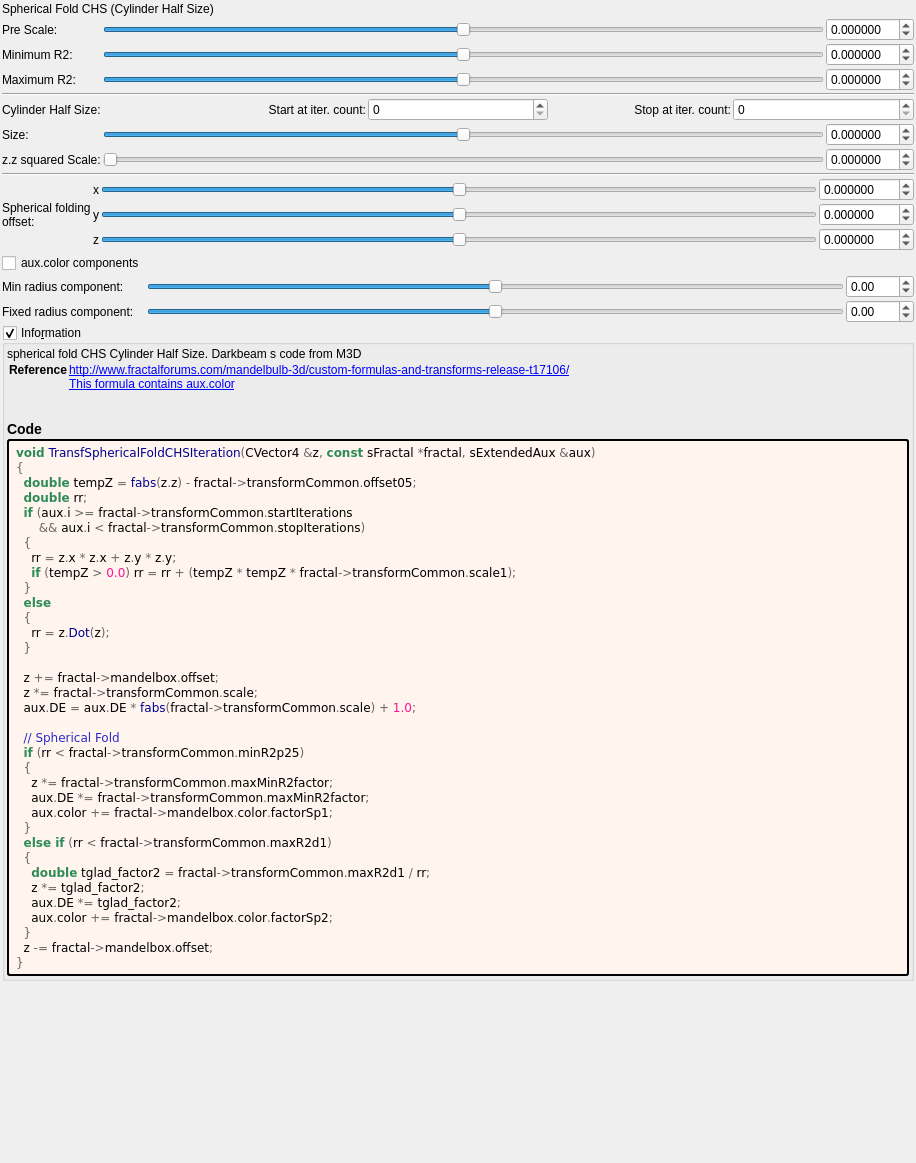
Before: the Qt Designer form mandelbulber2/formula/ui/fractal_transf_spherical_fold_chs.ui in buddhi1980/mandelbulber2, drawn with Qt 5.
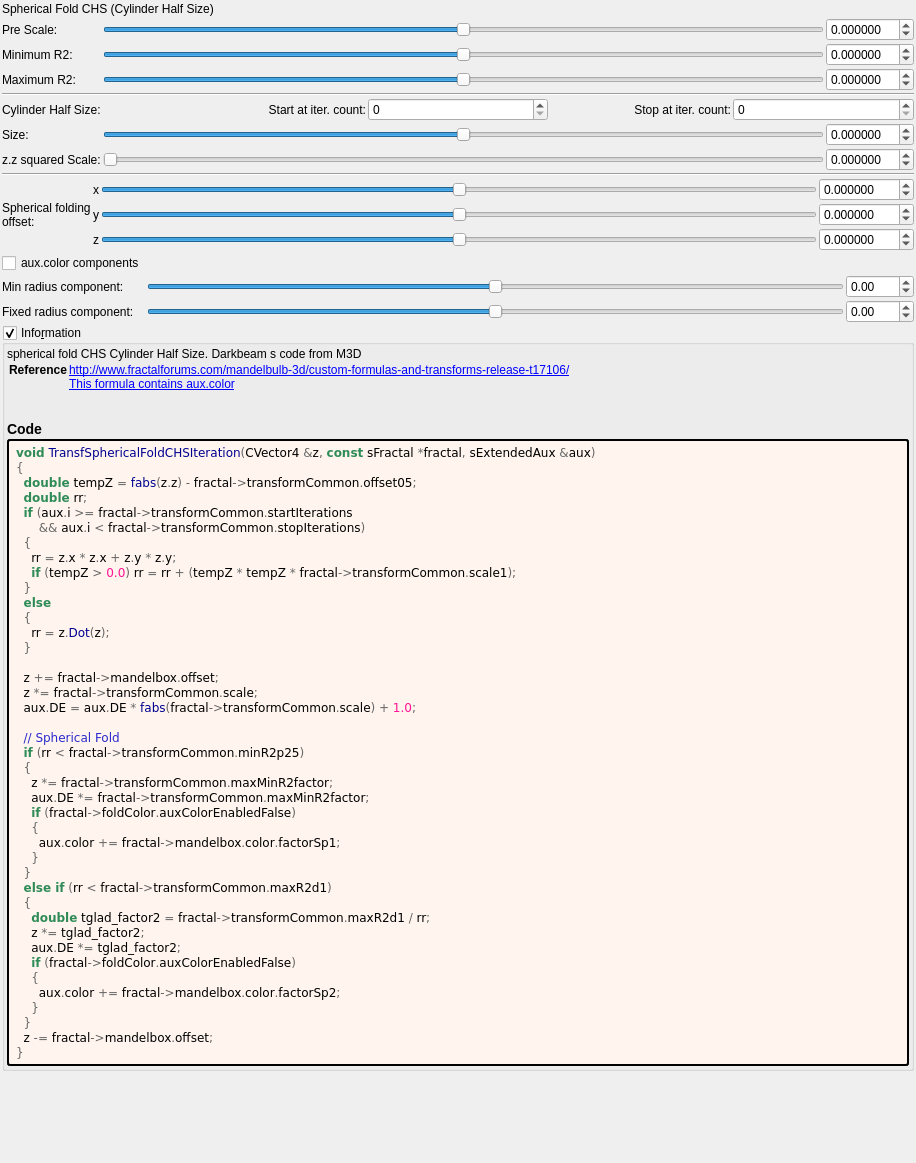
After: the same form once the commit is applied. Custom widgets are drawn as their Qt base class.

The edit to the form file:
```diff
--- a/mandelbulber2/formula/ui/fractal_transf_spherical_fold_chs.ui
+++ b/mandelbulber2/formula/ui/fractal_transf_spherical_fold_chs.ui
@@ -837,14 +837,20 @@
   &lt;span style=&quot;color:#676767&quot;&gt;{&lt;/span&gt;
     z &lt;span style=&quot;color:#676767&quot;&gt;*=&lt;/span&gt; fractal&lt;span style=&quot;color:#676767&quot;&gt;-&amp;gt;&lt;/span&gt;transformCommon&lt;span style=&quot;color:#676767&quot;&gt;.&lt;/span&gt;maxMinR2factor&lt;span style=&quot;color:#676767&quot;&gt;;&lt;/span&gt;
     aux&lt;span style=&quot;color:#676767&quot;&gt;.&lt;/span&gt;DE &lt;span style=&quot;color:#676767&quot;&gt;*=&lt;/span&gt; fractal&lt;span style=&quot;color:#676767&quot;&gt;-&amp;gt;&lt;/span&gt;transformCommon&lt;span style=&quot;color:#676767&quot;&gt;.&lt;/span&gt;maxMinR2factor&lt;span style=&quot;color:#676767&quot;&gt;;&lt;/span&gt;
-    aux&lt;span style=&quot;color:#676767&quot;&gt;.&lt;/span&gt;color &lt;span style=&quot;color:#676767&quot;&gt;+=&lt;/span&gt; fractal&lt;span style=&quot;color:#676767&quot;&gt;-&amp;gt;&lt;/span&gt;mandelbox&lt;span style=&quot;color:#676767&quot;&gt;.&lt;/span&gt;color&lt;span style=&quot;color:#676767&quot;&gt;.&lt;/span&gt;factorSp1&lt;span style=&quot;color:#676767&quot;&gt;;&lt;/span&gt;
+    &lt;span style=&quot;color:#2e8b57; font-weight:bold&quot;&gt;if&lt;/span&gt; &lt;span style=&quot;color:#676767&quot;&gt;(&lt;/span&gt;fractal&lt;span style=&quot;color:#676767&quot;&gt;-&amp;gt;&lt;/span&gt;foldColor&lt;span style=&quot;color:#676767&quot;&gt;.&lt;/span&gt;auxColorEnabledFalse&lt;span style=&quot;color:#676767&quot;&gt;)&lt;/span&gt;
+    &lt;span style=&quot;color:#676767&quot;&gt;{&lt;/span&gt;
+      aux&lt;span style=&quot;color:#676767&quot;&gt;.&lt;/span&gt;color &lt;span style=&quot;color:#676767&quot;&gt;+=&lt;/span&gt; fractal&lt;span style=&quot;color:#676767&quot;&gt;-&amp;gt;&lt;/span&gt;mandelbox&lt;span style=&quot;color:#676767&quot;&gt;.&lt;/span&gt;color&lt;span style=&quot;color:#676767&quot;&gt;.&lt;/span&gt;factorSp1&lt;span style=&quot;color:#676767&quot;&gt;;&lt;/span&gt;
+    &lt;span style=&quot;color:#676767&quot;&gt;}&lt;/span&gt;
   &lt;span style=&quot;color:#676767&quot;&gt;}&lt;/span&gt;
   &lt;span style=&quot;color:#2e8b57; font-weight:bold&quot;&gt;else if&lt;/span&gt; &lt;span style=&quot;color:#676767&quot;&gt;(&lt;/span&gt;rr &lt;span style=&quot;color:#676767&quot;&gt;&amp;lt;&lt;/span&gt; fractal&lt;span style=&quot;color:#676767&quot;&gt;-&amp;gt;&lt;/span&gt;transformCommon&lt;span style=&quot;color:#676767&quot;&gt;.&lt;/span&gt;maxR2d1&lt;span style=&quot;color:#676767&quot;&gt;)&lt;/span&gt;
   &lt;span style=&quot;color:#676767&quot;&gt;{&lt;/span&gt;
     &lt;span style=&quot;color:#2e8b57; font-weight:bold&quot;&gt;double&lt;/span&gt; tglad_factor2 &lt;span style=&quot;color:#676767&quot;&gt;=&lt;/span&gt; fractal&lt;span style=&quot;color:#676767&quot;&gt;-&amp;gt;&lt;/span&gt;transformCommon&lt;span style=&quot;color:#676767&quot;&gt;.&lt;/span&gt;maxR2d1 &lt;span style=&quot;color:#676767&quot;&gt;/&lt;/span&gt; rr&lt;span style=&quot;color:#676767&quot;&gt;;&lt;/span&gt;
     z &lt;span style=&quot;color:#676767&quot;&gt;*=&lt;/span&gt; tglad_factor2&lt;span style=&quot;color:#676767&quot;&gt;;&lt;/span&gt;
     aux&lt;span style=&quot;color:#676767&quot;&gt;.&lt;/span&gt;DE &lt;span style=&quot;color:#676767&quot;&gt;*=&lt;/span&gt; tglad_factor2&lt;span style=&quot;color:#676767&quot;&gt;;&lt;/span&gt;
-    aux&lt;span style=&quot;color:#676767&quot;&gt;.&lt;/span&gt;color &lt;span style=&quot;color:#676767&quot;&gt;+=&lt;/span&gt; fractal&lt;span style=&quot;color:#676767&quot;&gt;-&amp;gt;&lt;/span&gt;mandelbox&lt;span style=&quot;color:#676767&quot;&gt;.&lt;/span&gt;color&lt;span style=&quot;color:#676767&quot;&gt;.&lt;/span&gt;factorSp2&lt;span style=&quot;color:#676767&quot;&gt;;&lt;/span&gt;
+    &lt;span style=&quot;color:#2e8b57; font-weight:bold&quot;&gt;if&lt;/span&gt; &lt;span style=&quot;color:#676767&quot;&gt;(&lt;/span&gt;fractal&lt;span style=&quot;color:#676767&quot;&gt;-&amp;gt;&lt;/span&gt;foldColor&lt;span style=&quot;color:#676767&quot;&gt;.&lt;/span&gt;auxColorEnabledFalse&lt;span style=&quot;color:#676767&quot;&gt;)&lt;/span&gt;
+    &lt;span style=&quot;color:#676767&quot;&gt;{&lt;/span&gt;
+      aux&lt;span style=&quot;color:#676767&quot;&gt;.&lt;/span&gt;color &lt;span style=&quot;color:#676767&quot;&gt;+=&lt;/span&gt; fractal&lt;span style=&quot;color:#676767&quot;&gt;-&amp;gt;&lt;/span&gt;mandelbox&lt;span style=&quot;color:#676767&quot;&gt;.&lt;/span&gt;color&lt;span style=&quot;color:#676767&quot;&gt;.&lt;/span&gt;factorSp2&lt;span style=&quot;color:#676767&quot;&gt;;&lt;/span&gt;
+    &lt;span style=&quot;color:#676767&quot;&gt;}&lt;/span&gt;
   &lt;span style=&quot;color:#676767&quot;&gt;}&lt;/span&gt;
   z &lt;span style=&quot;color:#676767&quot;&gt;-=&lt;/span&gt; fractal&lt;span style=&quot;color:#676767&quot;&gt;-&amp;gt;&lt;/span&gt;mandelbox&lt;span style=&quot;color:#676767&quot;&gt;.&lt;/span&gt;offset&lt;span style=&quot;color:#676767&quot;&gt;;&lt;/span&gt;
 &lt;span style=&quot;color:#676767&quot;&gt;}&lt;/span&gt;
```
Left out of the diff: 8 changed lines with no effect on the pictures. Lines whose indentation alone changed are shown as unchanged.
